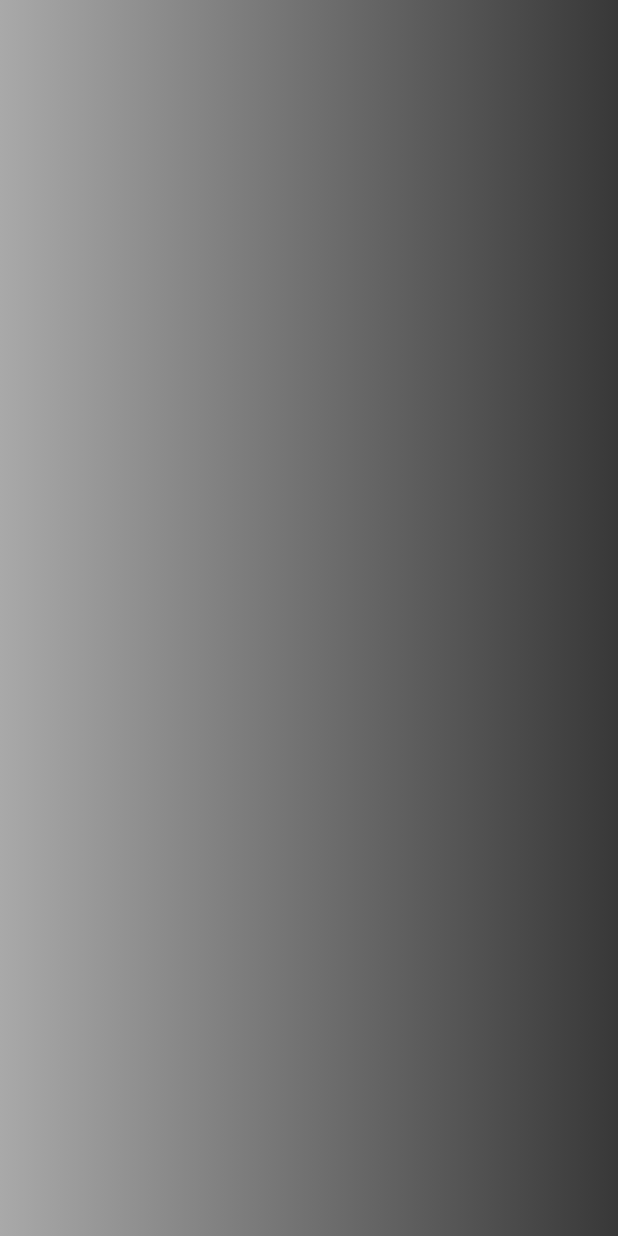
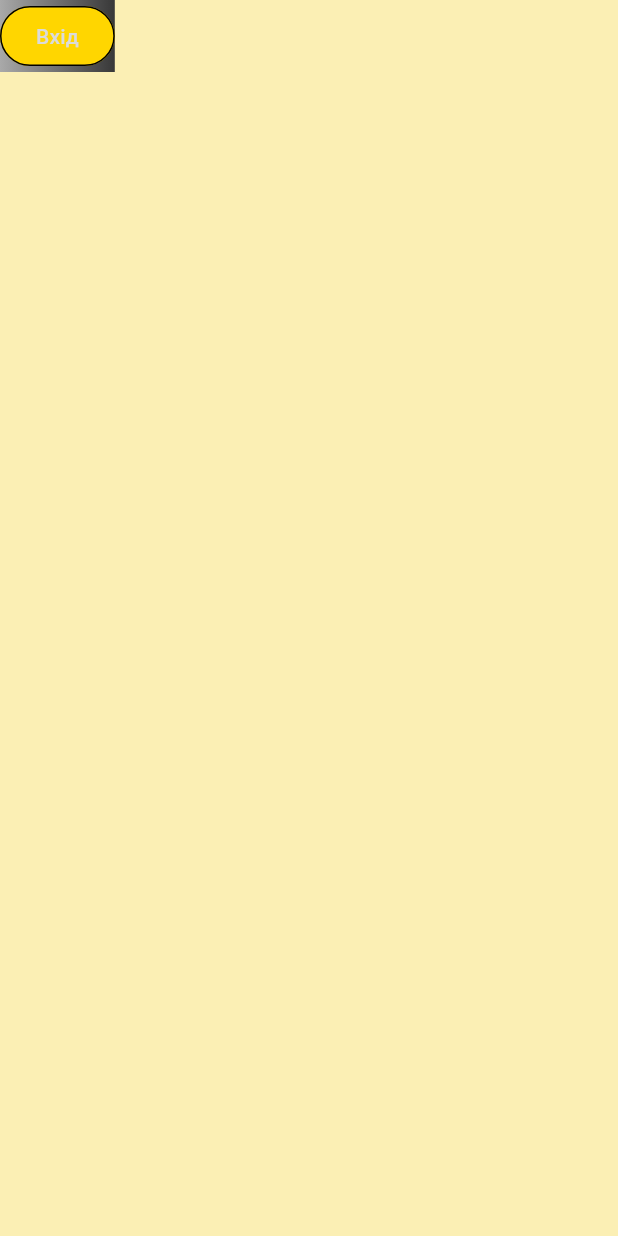
Before and after one commit to KaterinaOsipenko/to_do_app, a Flutter app: the screen it shows after launch, on a phone screen of 412 x 824 dp. Run offline on Flutter 3.47's test engine with Material 2 defaults, Android fonts, the phone set to English and light mode, and no system bars.

```diff
--- a/lib/screens/home_screen.dart
+++ b/lib/screens/home_screen.dart
@@ -12,6 +12,14 @@ class HomeScreen extends StatelessWidget {
             colors: [Color.fromRGBO(169, 169, 169, 1), Color(0xFF383838)],
           ),
         ),
+        child: OutlinedButton(
+          onPressed: () {},
+          child: const Text("Вхід"),
+          style: ButtonStyle(
+            backgroundColor: MaterialStatePropertyAll(
+                Theme.of(context).colorScheme.tertiary),
+          ),
+        ),
       ),
     );
   }
```
